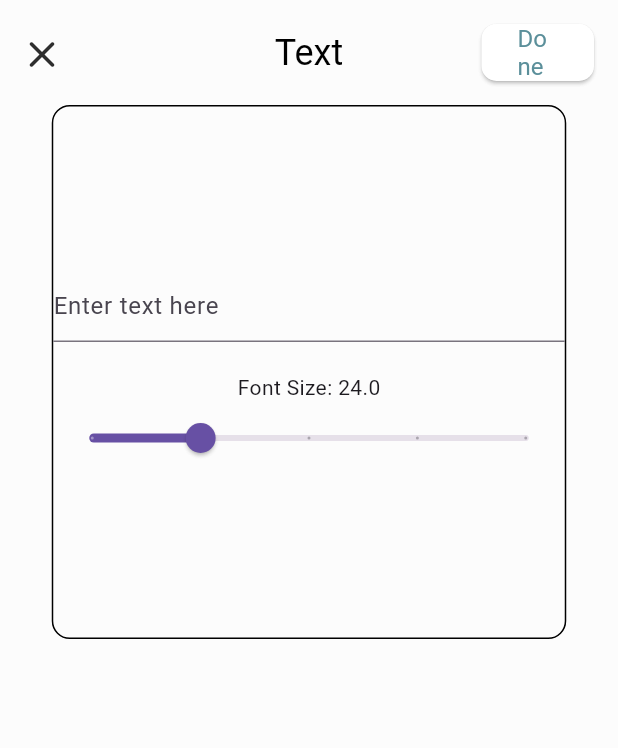
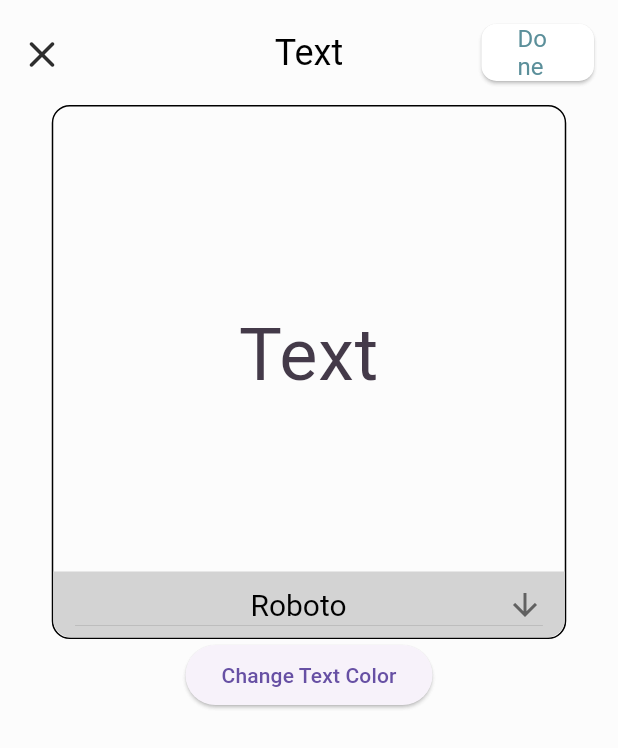
Before and after one commit to AmrTaher70/Custom_Craft, a Flutter app: the AddText screen opened directly, on a phone screen of 412 x 824 dp. Shown: the top 748 px of the screen. Run offline on Flutter 3.47's test engine with Material 3 defaults, Android fonts, the light colour scheme and no system bars; our stand-ins replace curved_navigation_bar, device_preview, flutter_colorpicker, font_awesome_flutter, get, go_router and 2 more.

Commit message:
handle the text fond

```diff
--- /dev/null
+++ b/lib/core/widget/color_picker.dart
@@ -0,0 +1,59 @@
+import 'package:flutter/material.dart';
+import 'package:flutter_colorpicker/flutter_colorpicker.dart';
+
+class ColorPickerButton extends StatefulWidget {
+  final Color initialColor;
+  final Function(Color) onColorChanged;
+
+  const ColorPickerButton(
+      {super.key, required this.initialColor, required this.onColorChanged});
+
+  @override
+  _ColorPickerButtonState createState() => _ColorPickerButtonState();
+}
+
+class _ColorPickerButtonState extends State<ColorPickerButton> {
+  late Color pickerColor;
+
+  @override
+  void initState() {
+    super.initState();
+    pickerColor = widget.initialColor;
+  }
+
+  @override
+  Widget build(BuildContext context) {
+    return ElevatedButton(
+      onPressed: () {
+        showDialog(
+          context: context,
+          builder: (BuildContext context) {
+            return AlertDialog(
+              title: const Text('Pick a color!'),
+              content: SingleChildScrollView(
+                child: ColorPicker(
+                  pickerColor: pickerColor,
+                  onColorChanged: (Color color) {
+                    setState(() => pickerColor = color);
+                    widget.onColorChanged(color);
+                  },
+                  labelTypes: const [],
+                  pickerAreaHeightPercent: 0.8,
+                ),
+              ),
+              actions: <Widget>[
+                TextButton(
+                  child: const Text('Got it'),
+                  onPressed: () {
+                    Navigator.of(context).pop();
+                  },
+                ),
+              ],
+            );
+          },
+        );
+      },
+      child: const Text('Change Text Color'),
+    );
+  }
+}
--- /dev/null
+++ b/lib/core/widget/font_selector.dart
@@ -0,0 +1,65 @@
+import 'package:flutter/material.dart';
+
+class FontSelector extends StatefulWidget {
+  final Function(String) onFontChanged;
+
+  const FontSelector({required this.onFontChanged, super.key});
+
+  @override
+  _FontSelectorState createState() => _FontSelectorState();
+}
+
+class _FontSelectorState extends State<FontSelector> {
+  String dropdownValue = 'Roboto';
+
+  @override
+  Widget build(BuildContext context) {
+    return Container(
+      height: 44,
+      width: 341,
+      decoration: const BoxDecoration(
+        color: Color(0xffD3D3D3),
+        borderRadius: BorderRadius.only(
+          bottomLeft: Radius.circular(12),
+          bottomRight: Radius.circular(12),
+        ),
+      ),
+      child: Center(
+        child: DropdownButton<String>(
+          value: dropdownValue,
+          alignment: Alignment.center,
+          icon: const Icon(Icons.arrow_downward),
+          iconSize: 24,
+          elevation: 0,
+          style: const TextStyle(color: Colors.black),
+          onChanged: (String? newValue) {
+            setState(() {
+              dropdownValue = newValue!;
+            });
+            widget.onFontChanged(newValue!);
+          },
+          items: <String>[
+            'Roboto',
+            'Open Sans',
+            'Lato',
+            'Raleway',
+            'Montserrat'
+          ].map<DropdownMenuItem<String>>((String value) {
+            return DropdownMenuItem<String>(
+              value: value,
+              child: Padding(
+                padding: const EdgeInsets.only(
+                    right: 90.0, left: 100), // Add this line
+                child: Text(
+                  value,
+                  style: const TextStyle(
+                      fontSize: 20, fontWeight: FontWeight.w400),
+                ),
+              ),
+            );
+          }).toList(),
+        ),
+      ),
+    );
+  }
+}
--- a/lib/features/Design/AddText/add_text_screen.dart
+++ b/lib/features/Design/AddText/add_text_screen.dart
@@ -1,29 +1,35 @@
-import 'package:custom_craft/constans/colors/colors.dart';
+import 'package:custom_craft/core/widget/color_picker.dart';
 import 'package:custom_craft/core/widget/custom_app_bar_for_tools.dart';
+import 'package:custom_craft/core/widget/font_selector.dart';
 import 'package:flutter/material.dart';
+import 'package:google_fonts/google_fonts.dart';
 
 class AddText extends StatefulWidget {
-  const AddText({super.key});
+  const AddText({Key? key}) : super(key: key);
 
   @override
-  State<AddText> createState() => _AddTextState();
+  _AddTextState createState() => _AddTextState();
 }
 
 class _AddTextState extends State<AddText> {
-  late TextEditingController _textController;
-  final Color _selectedColor = Colors.black;
-  double _fontSize = 24.0;
-  final FontWeight _fontWeight = FontWeight.normal;
+  late TextEditingController _textControllerOfAddText;
+  String dropdownValue = 'Roboto';
+  Color pickerColor = const Color(0xff443a49);
+  Color currentColor = const Color(0xff443a49);
+
+  void changeColor(Color color) {
+    setState(() => pickerColor = color);
+  }
 
   @override
   void initState() {
     super.initState();
-    _textController = TextEditingController();
+    _textControllerOfAddText = TextEditingController();
   }
 
   @override
   void dispose() {
-    _textController.dispose();
+    _textControllerOfAddText.dispose();
     super.dispose();
   }
 
@@ -50,31 +56,54 @@ class _AddTextState extends State<AddText> {
               ),
               child: Center(
                 child: Column(
-                  mainAxisAlignment: MainAxisAlignment.center,
+                  mainAxisAlignment: MainAxisAlignment.spaceBetween,
                   children: [
-                    TextField(
-                      controller: _textController,
-                      decoration: const InputDecoration(
-                        hintText: 'Enter text here',
+                    Padding(
+                      padding: const EdgeInsets.only(top: 122),
+                      child: TextField(
+                        textAlign: TextAlign.center,
+                        controller: _textControllerOfAddText,
+                        style: GoogleFonts.getFont(
+                          dropdownValue,
+                          fontSize: 48.0,
+                          color: currentColor,
+                        ),
+                        decoration: InputDecoration(
+                          hintText: 'Text',
+                          hintStyle: GoogleFonts.getFont(
+                            dropdownValue,
+                            fontSize: 48.0,
+                            color: currentColor,
+                          ),
+                          border: InputBorder.none,
+                          disabledBorder: const OutlineInputBorder(
+                            borderSide: BorderSide(
+                              color: Colors.grey,
+                              width: 1.0,
+                            ),
+                          ),
+                        ),
                       ),
                     ),
-                    const SizedBox(height: 20),
-                    Text('Font Size: $_fontSize'),
-                    Slider(
-                      value: _fontSize,
-                      min: 10,
-                      max: 50,
-                      divisions: 4,
-                      onChanged: (value) {
-                        setState(() {
-                          _fontSize = value;
-                        });
-                      },
+                    Center(
+                      child: FontSelector(
+                        onFontChanged: (String font) {
+                          setState(() {
+                            dropdownValue = font;
+                          });
+                        },
+                      ),
                     ),
                   ],
                 ),
               ),
-            )
+            ),
+            ColorPickerButton(
+              initialColor: currentColor,
+              onColorChanged: (Color color) {
+                setState(() => currentColor = color);
+              },
+            ),
           ],
         ),
       ),
--- a/lib/main.dart
+++ b/lib/main.dart
@@ -31,7 +31,7 @@ class MyApp extends StatelessWidget {
       home: Stack(
         children: [
           BackGroundImage(
-            child: MainDesign(),
+            child: AddText(),
           )
         ],
       ),
--- a/pubspec.yaml
+++ b/pubspec.yaml
@@ -34,6 +34,7 @@ dependencies:
   device_preview: ^1.1.0
   flutter:
     sdk: flutter
+  flutter_colorpicker: ^1.0.3
   flutter_custom_clippers: ^2.1.0
   font_awesome_flutter: ^10.7.0
   get: ^4.6.6
```
Also changed, not shown: pubspec.lock.
